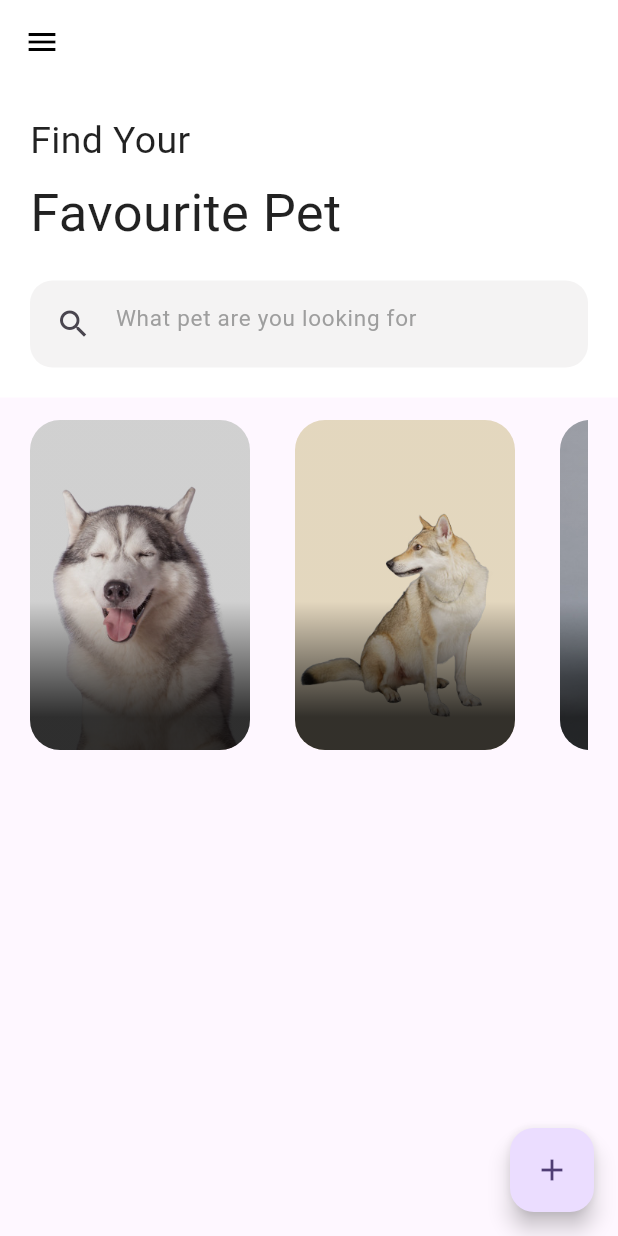
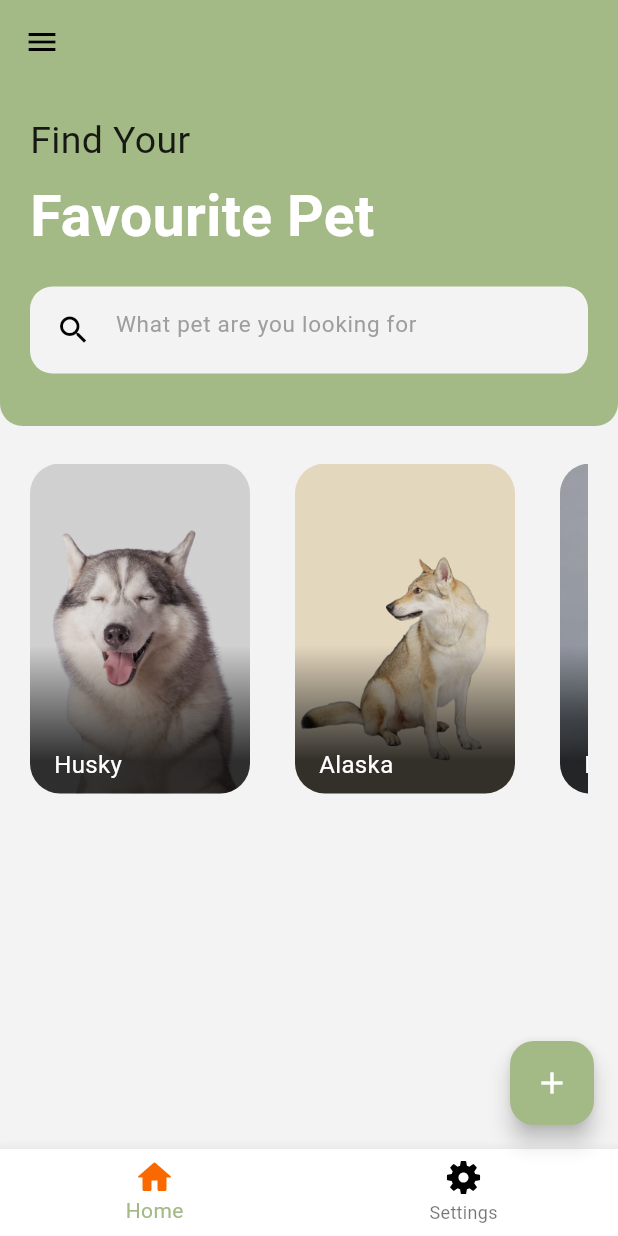
Before and after one commit to anacondaf/petsocial, a Flutter app: the screen it shows after launch, on a phone screen of 412 x 824 dp. Run offline on Flutter 3.47's test engine with Material 2 defaults, Android fonts, the phone set to English and light mode, and no system bars; our stand-ins replace flutter_svg.

Commit message:
custom new UI

```diff
--- /dev/null
+++ b/lib/colors.dart
@@ -0,0 +1,25 @@
+import 'package:flutter/material.dart';
+
+const MaterialColor primary = MaterialColor(_primaryPrimaryValue, <int, Color>{
+  50: Color(0xFFF4F7F0),
+  100: Color(0xFFE3EADB),
+  200: Color(0xFFD1DCC3),
+  300: Color(0xFFBFCEAA),
+  400: Color(0xFFB1C498),
+  500: Color(_primaryPrimaryValue),
+  600: Color(0xFF9BB27E),
+  700: Color(0xFF91AA73),
+  800: Color(0xFF88A269),
+  900: Color(0xFF779356),
+});
+const int _primaryPrimaryValue = 0xFFA3B986;
+
+const MaterialColor primaryAccent =
+    MaterialColor(_primaryAccentValue, <int, Color>{
+  100: Color(0xFFFDFFFA),
+  200: Color(_primaryAccentValue),
+  400: Color(0xFFCDFF94),
+  700: Color(0xFFC1FF7A),
+});
+
+const int _primaryAccentValue = 0xFFE5FFC7;
--- /dev/null
+++ b/lib/constants.dart
@@ -0,0 +1,5 @@
+import 'package:flutter/material.dart';
+
+const kPrimaryColor = Color(0xFFa3b986);
+const kSecondaryColor = Color(0xFFf4f3f4);
+const textColor = Colors.black87;
--- a/lib/main.dart
+++ b/lib/main.dart
@@ -1,4 +1,8 @@
 import 'package:flutter/material.dart';
+import 'package:flutter_svg/flutter_svg.dart';
+
+import 'colors.dart';
+import 'constants.dart';
 
 void main() {
   runApp(const MyApp());
@@ -14,8 +18,16 @@ class MyApp extends StatelessWidget {
       title: 'Flutter Demo',
       debugShowCheckedModeBanner: false,
       theme: ThemeData(
-        colorScheme: ColorScheme.fromSeed(seedColor: Colors.deepPurple),
+        colorScheme: const ColorScheme.light().copyWith(primary: primary),
         useMaterial3: true,
+        textTheme: const TextTheme(
+          displayLarge: TextStyle(
+            fontSize: 38,
+            fontWeight: FontWeight.bold,
+            color: Color(0xFFa3b986),
+          ),
+        ),
+        primarySwatch: primary,
       ),
       home: const MyHomePage(title: 'Flutter Demo Home Page'),
     );
@@ -32,32 +44,38 @@ class MyHomePage extends StatefulWidget {
 }
 
 class _MyHomePageState extends State<MyHomePage> {
-  int _counter = 0;
+  int _bottomNavSelectedIndex = 0;
 
-  void _incrementCounter() {
+  void bottomNavOnTap(index) {
     setState(() {
-      _counter++;
+      _bottomNavSelectedIndex = index;
     });
   }
 
   @override
   Widget build(BuildContext context) {
     return Scaffold(
+      backgroundColor: Theme.of(context)
+          .copyWith(primaryColor: kSecondaryColor)
+          .primaryColor,
       appBar: AppBar(
+        backgroundColor: Theme.of(context).primaryColor,
         elevation: 0,
-        backgroundColor: Colors.white,
         leading: IconButton(
           onPressed: () {},
           icon: const Icon(Icons.menu, color: Colors.black),
         ),
       ),
-      body: SafeArea(
-        child: Column(
+      body: Column(
         children: <Widget>[
           Container(
             width: double.infinity,
-              decoration: const BoxDecoration(
-                color: Colors.white,
+            decoration: BoxDecoration(
+              color: Theme.of(context).primaryColor,
+              borderRadius: const BorderRadius.only(
+                bottomLeft: Radius.circular(15.0),
+                bottomRight: Radius.circular(15.0),
+              ),
             ),
             padding: const EdgeInsets.all(20.0),
             child: Column(
@@ -65,14 +83,21 @@ class _MyHomePageState extends State<MyHomePage> {
               children: <Widget>[
                 const Text(
                   "Find Your",
-                    style: TextStyle(color: Colors.black87, fontSize: 25),
+                  style: TextStyle(
+                    color: Colors.black87,
+                    fontSize: 25,
+                  ),
                 ),
                 const SizedBox(
                   height: 5,
                 ),
                 const Text(
                   "Favourite Pet",
-                    style: TextStyle(color: Colors.black87, fontSize: 35),
+                  style: TextStyle(
+                    color: Colors.white,
+                    fontSize: 38,
+                    fontWeight: FontWeight.bold,
+                  ),
                 ),
                 const SizedBox(
                   height: 20,
@@ -98,48 +123,78 @@ class _MyHomePageState extends State<MyHomePage> {
                     ),
                   ),
                 ),
+                const SizedBox(height: 15),
               ],
             ),
           ),
-            const SizedBox(height: 15),
+          const SizedBox(height: 25),
           Padding(
             padding: const EdgeInsets.symmetric(horizontal: 20),
-              child: Container(
+            child: SizedBox(
               height: 220,
               child: ListView(
                 scrollDirection: Axis.horizontal,
                 children: <Widget>[
                   // Pet Item
-                    petCard('assets/husky1.jpg'),
-                    SizedBox(
+                  petCard('assets/husky1.jpg', "Husky"),
+                  const SizedBox(
                     width: 30,
                   ),
-                    petCard('assets/dog2.jpg'),
-                    SizedBox(
+                  petCard('assets/dog2.jpg', "Alaska"),
+                  const SizedBox(
                     width: 30,
                   ),
-                    petCard('assets/dog3.jpg'),
-                    SizedBox(
+                  petCard('assets/dog3.jpg', "PitBull"),
+                  const SizedBox(
                     width: 30,
                   ),
-                    petCard('assets/white-poodle.jpg'),
+                  petCard('assets/white-poodle.jpg', "Doodle"),
                 ],
               ),
             ),
           ),
+          const SizedBox(height: 15),
         ],
       ),
-      ),
       floatingActionButton: FloatingActionButton(
-        onPressed: _incrementCounter,
+        backgroundColor: Theme.of(context).primaryColor,
+        onPressed: () {},
         tooltip: 'Increment',
         child: const Icon(Icons.add),
-      ), // This trailing comma makes auto-formatting nicer for build methods.
+      ),
+      bottomNavigationBar: BottomNavigationBar(
+        currentIndex: _bottomNavSelectedIndex,
+        onTap: bottomNavOnTap,
+        items: [
+          BottomNavigationBarItem(
+            label: "Home",
+            icon: SvgPicture.asset(
+              "assets/home.svg",
+              height: 24,
+            ),
+            activeIcon: SvgPicture.asset(
+              "assets/home-active.svg",
+              height: 24,
+            ),
+          ),
+          BottomNavigationBarItem(
+            label: "Settings",
+            icon: SvgPicture.asset(
+              "assets/settings.svg",
+              height: 24,
+            ),
+            activeIcon: SvgPicture.asset(
+              "assets/settings-active.svg",
+              height: 24,
+            ),
+          ),
+        ],
+      ),
     );
   }
 }
 
-Widget petCard(image) {
+Widget petCard(image, petName) {
   return AspectRatio(
     aspectRatio: 2 / 3,
     child: Container(
@@ -162,6 +217,19 @@ Widget petCard(image) {
             ],
           ),
         ),
+        child: Padding(
+          padding: const EdgeInsets.symmetric(horizontal: 16.0, vertical: 8.0),
+          child: Align(
+            alignment: Alignment.bottomLeft,
+            child: Text(
+              petName,
+              style: const TextStyle(
+                color: Colors.white,
+                fontSize: 16,
+              ),
+            ),
+          ),
+        ),
       ),
     ),
   );
--- a/pubspec.yaml
+++ b/pubspec.yaml
@@ -35,6 +35,7 @@ dependencies:
   # The following adds the Cupertino Icons font to your application.
   # Use with the CupertinoIcons class for iOS style icons.
   cupertino_icons: ^1.0.2
+  flutter_svg: ^2.0.7
 
 dev_dependencies:
   flutter_test:
```
Also changed, not shown: assets/home-active.svg (added), assets/home.svg (added), assets/settings-active.svg (added), assets/settings.svg (added), pubspec.lock. Lines whose indentation alone changed are shown as unchanged.
